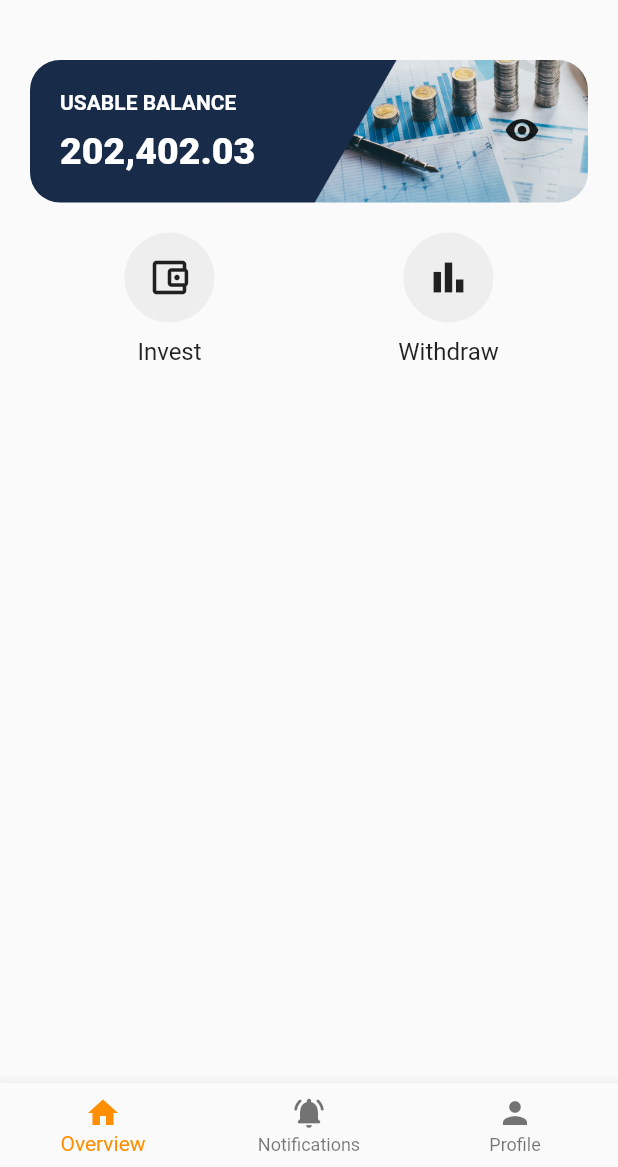
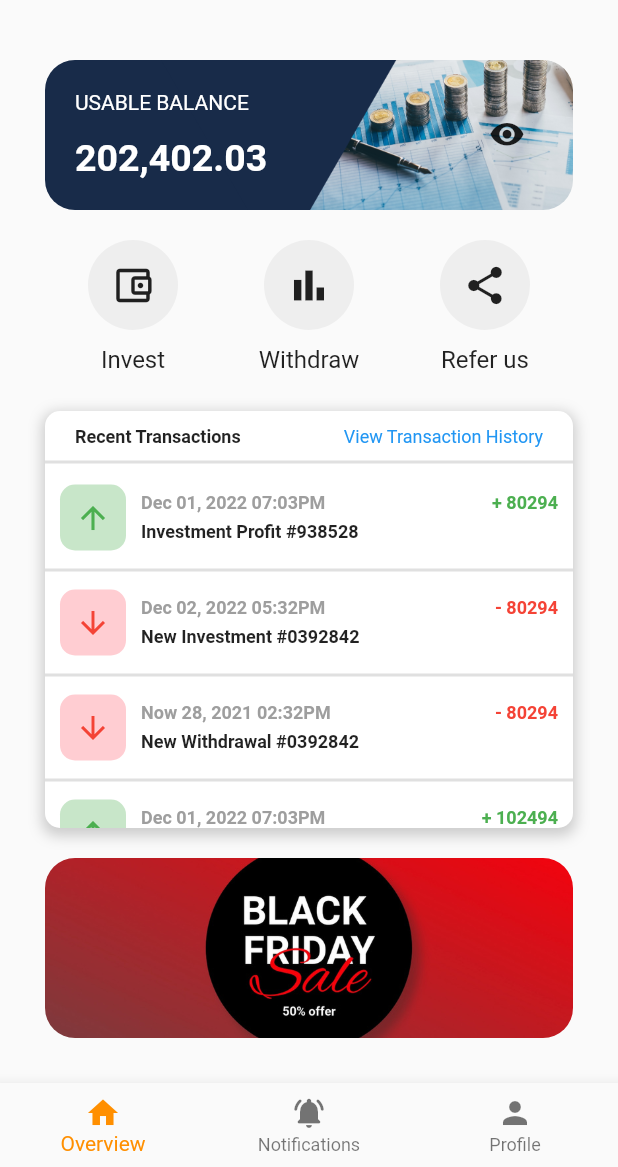
Before and after one commit to Aydcoder/cswages_app, a Flutter app: the screen it shows after launch, on a phone screen of 412 x 824 dp, the part 69-1236 px from its top. Run offline on Flutter 3.47's test engine with Material 2 defaults, Android fonts, the phone set to English and light mode, and no system bars; missing offline and left inert: flutter_onboard.

Commit message:
User Dashboard

```diff
--- a/lib/auth/user/dashboard.dart
+++ /dev/null
@@ -1,131 +0,0 @@
-import 'package:flutter/cupertino.dart';
-import 'package:flutter/material.dart';
-
-class Dashboard extends StatefulWidget {
-  const Dashboard({Key? key}) : super(key: key);
-
-  @override
-  _DashboardState createState() => _DashboardState();
-}
-
-class _DashboardState extends State<Dashboard> {
-  @override
-  Widget build(BuildContext context) {
-    return Padding(
-      padding: const EdgeInsets.symmetric(horizontal: 20, vertical: 30),
-      child: Column(
-        children: [
-          Container(
-            padding: const EdgeInsets.all(20),
-            decoration: BoxDecoration(
-              borderRadius: BorderRadius.circular(20),
-              image: const DecorationImage(
-                image: AssetImage("assets/images/finance.png"),
-                fit: BoxFit.cover,
-              ),
-            ),
-            child: Row(
-              mainAxisAlignment: MainAxisAlignment.end,
-              children: [
-                Expanded(
-                  child: Column(
-                    crossAxisAlignment: CrossAxisAlignment.start,
-                    children: const [
-                      Text(
-                        "USABLE BALANCE",
-                        style: TextStyle(
-                          color: Colors.white,
-                          fontSize: 14,
-                          fontWeight: FontWeight.bold,
-                        ),
-                      ),
-                      SizedBox(
-                        height: 10.0,
-                      ),
-                      Text(
-                        "202,402.03",
-                        style: TextStyle(
-                          color: Colors.white,
-                          fontSize: 25,
-                          fontWeight: FontWeight.w900,
-                        ),
-                      ),
-                    ],
-                  ),
-                ),
-                IconButton(
-                  onPressed: () {},
-                  icon: const Icon(Icons.visibility_rounded),
-                ),
-              ],
-            ),
-          ),
-          const SizedBox(height: 20),
-          Row(
-            children: [
-              Expanded(
-                child: GestureDetector(
-                  child: Column(
-                    children: [
-                      Container(
-                        padding: const EdgeInsetsDirectional.all(15),
-                        decoration: BoxDecoration(
-                          color: Colors.grey[200],
-                          shape: BoxShape.circle,
-                        ),
-                        child: const Icon(
-                          Icons.account_balance_wallet_outlined,
-                          size: 30,
-                        ),
-                      ),
-                      const SizedBox(
-                        height: 10,
-                      ),
-                      const Text(
-                        "Invest",
-                        style: TextStyle(
-                          fontSize: 16,
-                        ),
-                      ),
-                    ],
-                  ),
-                ),
-              ),
-              Expanded(
-                child: GestureDetector(
-                  child: Column(
-                    children: [
-                      Container(
-                        padding: const EdgeInsetsDirectional.all(15),
-                        decoration: BoxDecoration(
-                          color: Colors.grey[200],
-                          shape: BoxShape.circle,
-                        ),
-                        child: const Icon(
-                          Icons.bar_chart_outlined,
-                          size: 30,
-                        ),
-                      ),
-                      const SizedBox(
-                        height: 10,
-                      ),
-                      const Text(
-                        "Withdraw",
-                        style: TextStyle(
-                          fontSize: 16,
-                        ),
-                      ),
-                    ],
-                  ),
-                ),
-              ),
-            ],
-          ),
-          Expanded(
-            child: Column(),
-          ),
-        ],
-      ),
-    );
-  }
-}
--- /dev/null
+++ b/lib/custom_widgets/transaction.dart
@@ -0,0 +1,79 @@
+import 'package:cswages/models/transaction.dart';
+import 'package:flutter/material.dart';
+import 'package:flutter/widgets.dart';
+
+class TransactionWidget extends StatelessWidget {
+  final Transaction transaction;
+  const TransactionWidget({Key? key, required this.transaction})
+      : super(key: key);
+
+  @override
+  Widget build(BuildContext context) {
+    final _iconColor = transaction.isDebit ? Colors.red : Colors.green;
+    final _iconBgColor =
+        transaction.isDebit ? Colors.red[100] : Colors.green[100];
+    final _debitOperator = transaction.isDebit ? "-" : "+";
+    return Container(
+      padding: const EdgeInsets.symmetric(horizontal: 10, vertical: 5),
+      child: Row(
+        children: [
+          Container(
+            padding: const EdgeInsets.all(10),
+            decoration: BoxDecoration(
+                borderRadius: BorderRadius.circular(10), color: _iconBgColor),
+            child: transaction.isDebit
+                ? Icon(
+                    Icons.arrow_downward,
+                    color: _iconColor,
+                  )
+                : Icon(
+                    Icons.arrow_upward,
+                    color: _iconColor,
+                  ),
+          ),
+          const SizedBox(
+            width: 10,
+          ),
+          Expanded(
+            child: Column(
+              crossAxisAlignment: CrossAxisAlignment.start,
+              children: [
+                Row(
+                  mainAxisAlignment: MainAxisAlignment.spaceBetween,
+                  children: [
+                    Text(
+                      transaction.dateAndTime,
+                      style: const TextStyle(
+                        fontSize: 12,
+                        fontWeight: FontWeight.bold,
+                        color: Colors.grey,
+                      ),
+                    ),
+                    Text(
+                      _debitOperator + " " + transaction.amount.toString(),
+                      style: TextStyle(
+                        fontSize: 12,
+                        fontWeight: FontWeight.bold,
+                        color: _iconColor,
+                      ),
+                    ),
+                  ],
+                ),
+                const SizedBox(
+                  height: 5,
+                ),
+                Text(
+                  transaction.description,
+                  style: const TextStyle(
+                    fontSize: 12,
+                    fontWeight: FontWeight.bold,
+                  ),
+                )
+              ],
+            ),
+          ),
+        ],
+      ),
+    );
+  }
+}
--- a/lib/main.dart
+++ b/lib/main.dart
@@ -1,5 +1,5 @@
 import 'package:cswages/auth/splash.dart';
-import 'package:cswages/auth/user/home.dart';
+import 'package:cswages/user/home.dart';
 import 'package:flutter/material.dart';
 
 void main() {
--- /dev/null
+++ b/lib/models/transaction.dart
@@ -0,0 +1,12 @@
+class Transaction {
+  final String dateAndTime;
+  final String description;
+  final int amount;
+  final bool isDebit;
+
+  Transaction(
+      {required this.dateAndTime,
+      required this.description,
+      required this.amount,
+      required this.isDebit});
+}
--- /dev/null
+++ b/lib/user/dashboard.dart
@@ -0,0 +1,295 @@
+import 'package:cswages/custom_widgets/transaction.dart';
+import 'package:cswages/models/transaction.dart';
+import 'package:flutter/cupertino.dart';
+import 'package:flutter/material.dart';
+import 'package:flutter/painting.dart';
+
+class Dashboard extends StatefulWidget {
+  const Dashboard({Key? key}) : super(key: key);
+
+  @override
+  _DashboardState createState() => _DashboardState();
+}
+
+class _DashboardState extends State<Dashboard> {
+  List<Transaction> transactions = <Transaction>[
+    Transaction(
+        dateAndTime: "Dec 01, 2022 07:03PM",
+        description: "Investment Profit #938528",
+        amount: 80294,
+        isDebit: false),
+    Transaction(
+        dateAndTime: "Dec 02, 2022 05:32PM",
+        description: "New Investment #0392842",
+        amount: 80294,
+        isDebit: true),
+    Transaction(
+        dateAndTime: "Now 28, 2021 02:32PM",
+        description: "New Withdrawal #0392842",
+        amount: 80294,
+        isDebit: true),
+    Transaction(
+        dateAndTime: "Dec 01, 2022 07:03PM",
+        description: "Referral Commission (Rex)",
+        amount: 102494,
+        isDebit: false),
+  ];
+  @override
+  Widget build(BuildContext context) {
+    return Padding(
+      padding: const EdgeInsets.symmetric(horizontal: 30, vertical: 30),
+      child: Column(
+        children: [
+          const BalanceWidget(),
+          const SizedBox(height: 20),
+          const TradingButtons(),
+          //  Divider(
+          //   height: 40,
+          //   thickness: 2,
+          // ),
+          const SizedBox(height: 25),
+
+          RecentTrasactionsWidget(transactions: transactions),
+          const SizedBox(
+            height: 20,
+          ),
+          Container(
+            height: 120,
+            decoration: BoxDecoration(
+              image: const DecorationImage(
+                image: AssetImage("assets/images/offer.jpeg"),
+                fit: BoxFit.cover,
+              ),
+              borderRadius: BorderRadius.circular(20),
+            ),
+          )
+        ],
+      ),
+    );
+  }
+}
+
+class RecentTrasactionsWidget extends StatelessWidget {
+  const RecentTrasactionsWidget({
+    Key? key,
+    required this.transactions,
+  }) : super(key: key);
+
+  final List<Transaction> transactions;
+
+  @override
+  Widget build(BuildContext context) {
+    return Expanded(
+      child: Container(
+        decoration: BoxDecoration(
+          borderRadius: BorderRadius.circular(10),
+          color: Colors.white,
+          boxShadow: [
+            BoxShadow(
+              color: Colors.grey.withOpacity(0.5),
+              spreadRadius: 2,
+              blurRadius: 7,
+              offset: Offset(0, 3), // changes position of shadow
+            ),
+          ],
+        ),
+        child: Column(
+          children: [
+            Container(
+              margin: const EdgeInsets.only(top: 10),
+              padding: const EdgeInsets.symmetric(horizontal: 20),
+              child: Row(
+                crossAxisAlignment: CrossAxisAlignment.start,
+                mainAxisAlignment: MainAxisAlignment.spaceBetween,
+                children: const [
+                  Text(
+                    "Recent Transactions",
+                    style: TextStyle(
+                      fontWeight: FontWeight.bold,
+                      fontSize: 12,
+                    ),
+                  ),
+                  Text(
+                    "View Transaction History",
+                    style: TextStyle(
+                      fontWeight: FontWeight.w400,
+                      color: Colors.blue,
+                      fontSize: 12,
+                    ),
+                  ),
+                ],
+              ),
+            ),
+            const Divider(height: 20, thickness: 2),
+            Expanded(
+              child: ListView.separated(
+                itemBuilder: (BuildContext context, index) {
+                  return TransactionWidget(transaction: transactions[index]);
+                },
+                itemCount: transactions.length,
+                separatorBuilder: (BuildContext context, index) {
+                  return const Divider(
+                    thickness: 2,
+                  );
+                },
+              ),
+            ),
+          ],
+        ),
+      ),
+    );
+  }
+}
+
+class BalanceWidget extends StatelessWidget {
+  const BalanceWidget({
+    Key? key,
+  }) : super(key: key);
+
+  @override
+  Widget build(BuildContext context) {
+    return Container(
+      padding: const EdgeInsets.all(20),
+      decoration: BoxDecoration(
+        borderRadius: BorderRadius.circular(20),
+        image: const DecorationImage(
+          image: AssetImage("assets/images/finance.png"),
+          fit: BoxFit.cover,
+        ),
+      ),
+      child: Row(
+        mainAxisAlignment: MainAxisAlignment.end,
+        children: [
+          Expanded(
+            child: Column(
+              crossAxisAlignment: CrossAxisAlignment.start,
+              children: const [
+                Text(
+                  "USABLE BALANCE",
+                  style: TextStyle(
+                    color: Colors.white,
+                    fontSize: 14,
+                    // fontWeight: FontWeight.bold,
+                  ),
+                ),
+                SizedBox(
+                  height: 15.0,
+                ),
+                Text(
+                  "202,402.03",
+                  style: TextStyle(
+                    color: Colors.white,
+                    fontSize: 25,
+                    fontWeight: FontWeight.bold,
+                  ),
+                ),
+              ],
+            ),
+          ),
+          IconButton(
+            onPressed: () {},
+            icon: const Icon(Icons.visibility_rounded),
+          ),
+        ],
+      ),
+    );
+  }
+}
+
+class TradingButtons extends StatelessWidget {
+  const TradingButtons({
+    Key? key,
+  }) : super(key: key);
+
+  @override
+  Widget build(BuildContext context) {
+    return Row(
+      children: [
+        Expanded(
+          child: GestureDetector(
+            child: Column(
+              children: [
+                Container(
+                  padding: const EdgeInsetsDirectional.all(15),
+                  decoration: BoxDecoration(
+                    color: Colors.grey[200],
+                    shape: BoxShape.circle,
+                  ),
+                  child: const Icon(
+                    Icons.account_balance_wallet_outlined,
+                    size: 30,
+                  ),
+                ),
+                const SizedBox(
+                  height: 10,
+                ),
+                const Text(
+                  "Invest",
+                  style: TextStyle(
+                    fontSize: 16,
+                  ),
+                ),
+              ],
+            ),
+          ),
+        ),
+        Expanded(
+          child: GestureDetector(
+            child: Column(
+              children: [
+                Container(
+                  padding: const EdgeInsetsDirectional.all(15),
+                  decoration: BoxDecoration(
+                    color: Colors.grey[200],
+                    shape: BoxShape.circle,
+                  ),
+                  child: const Icon(
+                    Icons.bar_chart_outlined,
+                    size: 30,
+                  ),
+                ),
+                const SizedBox(
+                  height: 10,
+                ),
+                const Text(
+                  "Withdraw",
+                  style: TextStyle(
+                    fontSize: 16,
+                  ),
+                ),
+              ],
+            ),
+          ),
+        ),
+        Expanded(
+          child: GestureDetector(
+            child: Column(
+              children: [
+                Container(
+                  padding: const EdgeInsetsDirectional.all(15),
+                  decoration: BoxDecoration(
+                    color: Colors.grey[200],
+                    shape: BoxShape.circle,
+                  ),
+                  child: const Icon(
+                    Icons.share,
+                    size: 30,
+                  ),
+                ),
+                const SizedBox(
+                  height: 10,
+                ),
+                const Text(
+                  "Refer us",
+                  style: TextStyle(
+                    fontSize: 16,
+                  ),
+                ),
+              ],
+            ),
+          ),
+        ),
+      ],
+    );
+  }
+}
--- a/lib/auth/user/home.dart
+++ b/lib/user/home.dart
@@ -1,6 +1,6 @@
-import 'package:cswages/auth/user/dashboard.dart';
-import 'package:cswages/auth/user/notifications.dart';
-import 'package:cswages/auth/user/profile.dart';
+import 'package:cswages/user/dashboard.dart';
+import 'package:cswages/user/notifications.dart';
+import 'package:cswages/user/profile.dart';
 import 'package:flutter/material.dart';
 import 'package:flutter/services.dart';
 
```
Also changed, not shown: assets/images/offer.jpeg (added), lib/user/notifications.dart (renamed from lib/auth/user/notifications.dart), lib/user/profile.dart (renamed from lib/auth/user/profile.dart).
